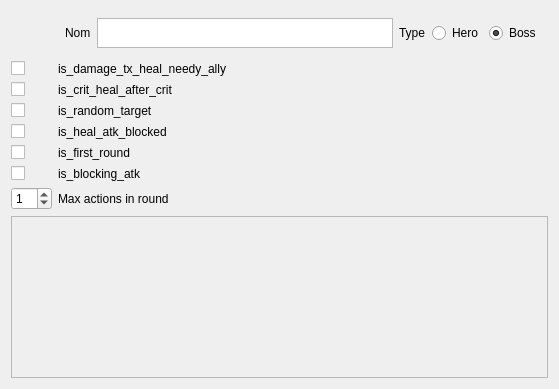
Qt form app/view/forms/editcharacter.ui (r0nd0ud0u/qt-rpg) before a commit.
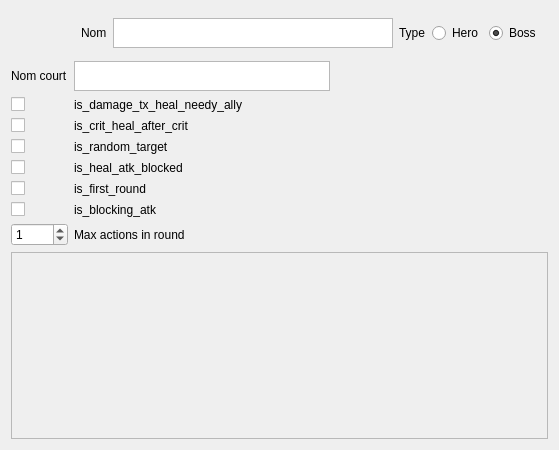
The same form after that commit.

```diff
--- a/app/view/forms/editcharacter.ui
+++ b/app/view/forms/editcharacter.ui
@@ -7,7 +7,7 @@
     <x>0</x>
     <y>0</y>
     <width>559</width>
-    <height>389</height>
+    <height>450</height>
    </rect>
   </property>
   <property name="windowTitle">
@@ -16,41 +16,27 @@
   <layout class="QVBoxLayout" name="verticalLayout_2">
    <item>
     <layout class="QGridLayout" name="gridLayout">
-     <item row="1" column="1">
-      <widget class="QLabel" name="is_damage_tx_heal_needy_ally">
-       <property name="text">
-        <string>is_damage_tx_heal_needy_ally</string>
+     <item row="8" column="0">
+      <widget class="QSpinBox" name="spinBox">
+       <property name="value">
+        <number>1</number>
        </property>
       </widget>
      </item>
-     <item row="4" column="1">
-      <widget class="QLabel" name="is_heal_atk_blocked">
+     <item row="5" column="0">
+      <widget class="QCheckBox" name="cb_is_heal_atk_blocked">
        <property name="text">
-        <string>is_heal_atk_blocked</string>
+        <string/>
        </property>
       </widget>
      </item>
-     <item row="5" column="1">
-      <widget class="QLabel" name="is_first_round">
-       <property name="text">
-        <string>is_first_round</string>
-       </property>
-      </widget>
-     </item>
-     <item row="6" column="1">
+     <item row="7" column="1">
       <widget class="QLabel" name="is_blocking_atk">
        <property name="text">
         <string>is_blocking_atk</string>
        </property>
       </widget>
      </item>
-     <item row="2" column="1">
-      <widget class="QLabel" name="is_crit_heal_after_crit">
-       <property name="text">
-        <string>is_crit_heal_after_crit</string>
-       </property>
-      </widget>
-     </item>
      <item row="0" column="1">
       <layout class="QHBoxLayout" name="horizontalLayout">
        <property name="leftMargin">
@@ -120,7 +106,14 @@
        </item>
       </layout>
      </item>
-     <item row="7" column="1">
+     <item row="2" column="1">
+      <widget class="QLabel" name="is_damage_tx_heal_needy_ally">
+       <property name="text">
+        <string>is_damage_tx_heal_needy_ally</string>
+       </property>
+      </widget>
+     </item>
+     <item row="8" column="1">
       <widget class="QLabel" name="max_actions_in_rnd">
        <property name="text">
         <string>Max actions in round</string>
@@ -128,58 +121,88 @@
       </widget>
      </item>
      <item row="3" column="1">
+      <widget class="QLabel" name="is_crit_heal_after_crit">
+       <property name="text">
+        <string>is_crit_heal_after_crit</string>
+       </property>
+      </widget>
+     </item>
+     <item row="6" column="1">
+      <widget class="QLabel" name="is_first_round">
+       <property name="text">
+        <string>is_first_round</string>
+       </property>
+      </widget>
+     </item>
+     <item row="3" column="0">
+      <widget class="QCheckBox" name="cb_is_crit_heal_after_crit">
+       <property name="text">
+        <string/>
+       </property>
+      </widget>
+     </item>
+     <item row="2" column="0">
+      <widget class="QCheckBox" name="cb_is_damage_tx_heal_needy_ally">
+       <property name="text">
+        <string/>
+       </property>
+      </widget>
+     </item>
+     <item row="6" column="0">
+      <widget class="QCheckBox" name="cb_is_first_round">
+       <property name="text">
+        <string/>
+       </property>
+      </widget>
+     </item>
+     <item row="4" column="1">
       <widget class="QLabel" name="is_random_target">
        <property name="text">
         <string>is_random_target</string>
        </property>
       </widget>
      </item>
-     <item row="1" column="0">
-      <widget class="QCheckBox" name="cb_is_damage_tx_heal_needy_ally">
-       <property name="text">
-        <string/>
-       </property>
-      </widget>
-     </item>
-     <item row="2" column="0">
-      <widget class="QCheckBox" name="cb_is_crit_heal_after_crit">
-       <property name="text">
-        <string/>
-       </property>
-      </widget>
-     </item>
-     <item row="3" column="0">
-      <widget class="QCheckBox" name="cb_is_random_target">
-       <property name="text">
-        <string/>
-       </property>
-      </widget>
-     </item>
      <item row="4" column="0">
-      <widget class="QCheckBox" name="cb_is_heal_atk_blocked">
+      <widget class="QCheckBox" name="cb_is_random_target">
        <property name="text">
         <string/>
        </property>
       </widget>
      </item>
-     <item row="5" column="0">
-      <widget class="QCheckBox" name="cb_is_first_round">
+     <item row="5" column="1">
+      <widget class="QLabel" name="is_heal_atk_blocked">
        <property name="text">
-        <string/>
-       </property>
-      </widget>
-     </item>
-     <item row="6" column="0">
-      <widget class="QCheckBox" name="cb_is_blocking_atk">
-       <property name="text">
-        <string/>
+        <string>is_heal_atk_blocked</string>
        </property>
       </widget>
      </item>
      <item row="7" column="0">
-      <widget class="QSpinBox" name="spinBox">
-       <property name="value">
-        <number>1</number>
+      <widget class="QCheckBox" name="cb_is_blocking_atk">
+       <property name="text">
+        <string/>
+       </property>
+      </widget>
+     </item>
+     <item row="1" column="0">
+      <widget class="QLabel" name="label_5">
+       <property name="text">
+        <string>Nom court</string>
+       </property>
+      </widget>
+     </item>
+     <item row="1" column="1">
+      <widget class="QTextEdit" name="shortName_textEdit">
+       <property name="sizePolicy">
+        <sizepolicy hsizetype="Fixed" vsizetype="Fixed">
+         <horstretch>0</horstretch>
+         <verstretch>0</verstretch>
+        </sizepolicy>
+       </property>
+       <property name="maximumSize">
+        <size>
+         <width>16777215</width>
+         <height>30</height>
+        </size>
        </property>
       </widget>
      </item>
@@ -202,7 +225,7 @@
         <x>0</x>
         <y>0</y>
         <width>535</width>
-        <height>114</height>
+        <height>138</height>
        </rect>
       </property>
       <layout class="QVBoxLayout" name="verticalLayout"/>
```
